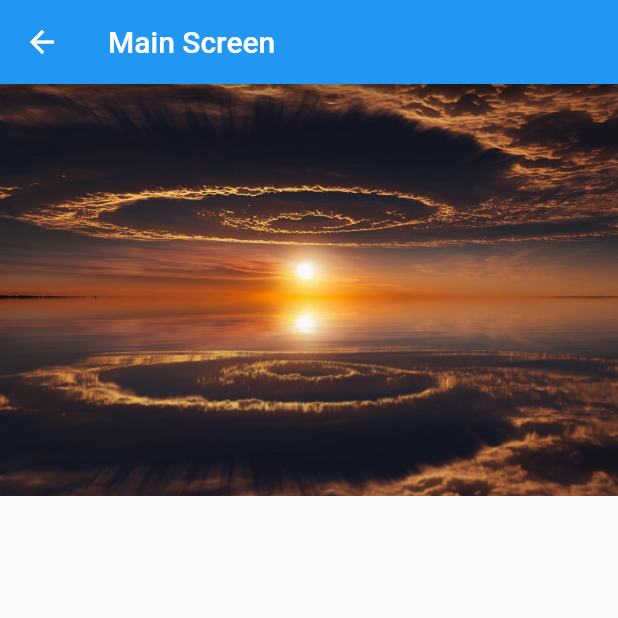
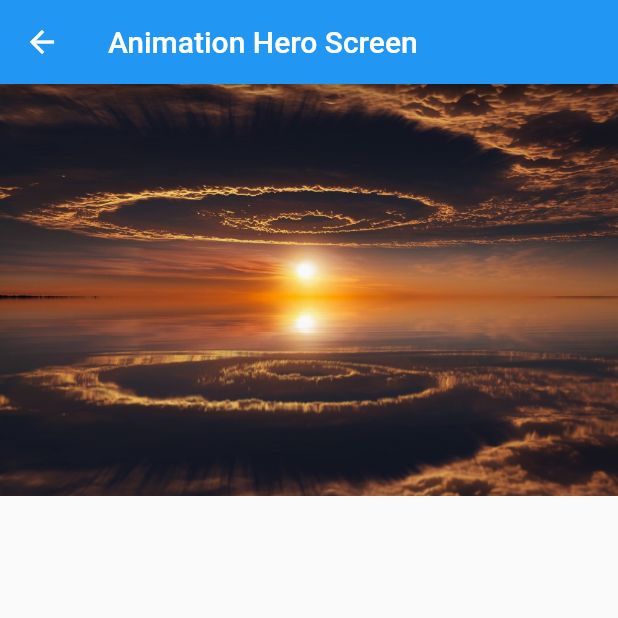
Before and after one commit to QuachDuyHung/flutter_lab_4_1, a Flutter app: the MainScreen screen opened by its route, on a phone screen of 412 x 824 dp, the top half of it. Run offline on Flutter 3.47's test engine with Material 2 defaults, Android fonts, the phone set to English and light mode, and no system bars.

Commit message:
update Readme

```diff
--- a/lib/animation_hero_view.dart
+++ b/lib/animation_hero_view.dart
@@ -5,7 +5,7 @@ class MainScreen extends StatelessWidget {
   Widget build(BuildContext context) {
     return Scaffold(
       appBar: AppBar(
-        title: Text('Main Screen'),
+        title: Text('Animation Hero Screen'),
       ),
       body: GestureDetector(
         child: Hero(
--- a/lib/pass_argument_view.dart
+++ b/lib/pass_argument_view.dart
@@ -87,7 +87,8 @@ class ExtractArgumentsScreen extends StatelessWidget {
         title: Text(args.title),
       ),
       body: Center(
-        child: Text(args.message),
+        child: Text(args.message,
+            style: TextStyle(color: Colors.red, fontSize: 20)),
       ),
     );
   }
@@ -112,7 +113,8 @@ class PassArgumentsScreen extends StatelessWidget {
         title: Text(title),
       ),
       body: Center(
-        child: Text(message),
+        child:
+            Text(message, style: TextStyle(color: Colors.purple, fontSize: 20)),
       ),
     );
   }
```
Also changed, not shown: images/animation_screen.png (added), images/clicked_image.png (added), images/detail_pass_argument_screen_1.png (added), images/detail_pass_argument_screen_2.png (added), images/detail_screen.png (added), images/detail_todo.png (added), images/first_screen.png (added), images/pass_argument_screen.png (added), images/pick_option_screen.png (added), images/return_data_from_screen_1.png (added), images/return_data_from_screen_2.png (added), images/second_screen.png (added), images/todo_list.png (added), 1 other file.
